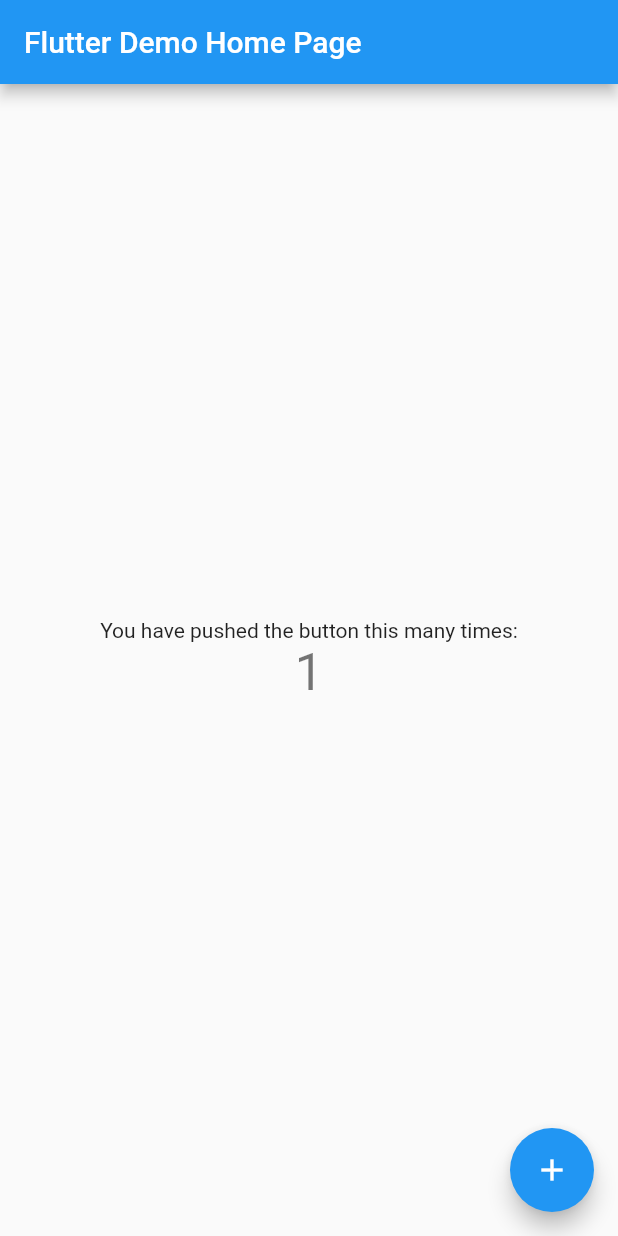
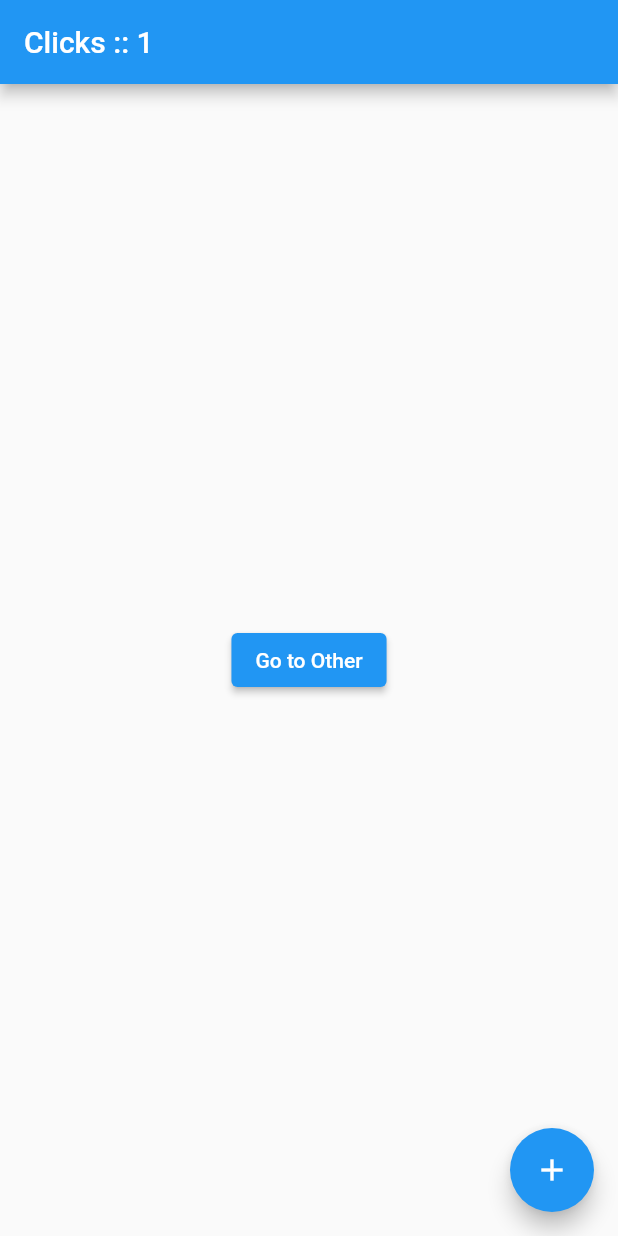
Before and after one commit to Rx1753/get_x_demo, a Flutter app: the screen it shows after launch, after a tap on the "add" icon, on a phone screen of 412 x 824 dp. Run offline on Flutter 3.47's test engine with Material 2 defaults, Android fonts, the phone set to English and light mode, and no system bars; our stand-ins replace get.

Commit message:
Counter Demo GetX

```diff
--- a/lib/main.dart
+++ b/lib/main.dart
@@ -1,115 +1,46 @@
 import 'package:flutter/material.dart';
+import 'package:get/get.dart';
 
 void main() {
-  runApp(const MyApp());
+  runApp(GetMaterialApp(
+    home: Home(),
+  ));
 }
 
-class MyApp extends StatelessWidget {
-  const MyApp({super.key});
+class Controller extends GetxController {
+  var count = 0.obs;
 
-  // This widget is the root of your application.
+  increment() => count++;
+}
+
+class Home extends StatelessWidget {
+  final Controller c = Get.put(Controller());
+
   @override
   Widget build(BuildContext context) {
-    return MaterialApp(
-      title: 'Flutter Demo',
-      theme: ThemeData(
-        // This is the theme of your application.
-        //
-        // Try running your application with "flutter run". You'll see the
-        // application has a blue toolbar. Then, without quitting the app, try
-        // changing the primarySwatch below to Colors.green and then invoke
-        // "hot reload" (press "r" in the console where you ran "flutter run",
-        // or simply save your changes to "hot reload" in a Flutter IDE).
-        // Notice that the counter didn't reset back to zero; the application
-        // is not restarted.
-        primarySwatch: Colors.blue,
+
+    return Scaffold(
+      appBar: AppBar(title: Obx(() => Text('Clicks :: ${c.count}'))),
+      body: Center(
+          child: ElevatedButton(
+        child: const Text('Go to Other'),
+        onPressed: () {
+          Get.to(Other());
+        },
+      )),
+      floatingActionButton: FloatingActionButton(
+        onPressed: c.increment,
+        child: const Icon(Icons.add),
       ),
-      home: const MyHomePage(title: 'Flutter Demo Home Page'),
     );
   }
 }
 
-class MyHomePage extends StatefulWidget {
-  const MyHomePage({super.key, required this.title});
-
-  // This widget is the home page of your application. It is stateful, meaning
-  // that it has a State object (defined below) that contains fields that affect
-  // how it looks.
-
-  // This class is the configuration for the state. It holds the values (in this
-  // case the title) provided by the parent (in this case the App widget) and
-  // used by the build method of the State. Fields in a Widget subclass are
-  // always marked "final".
-
-  final String title;
-
-  @override
-  State<MyHomePage> createState() => _MyHomePageState();
-}
-
-class _MyHomePageState extends State<MyHomePage> {
-  int _counter = 0;
-
-  void _incrementCounter() {
-    setState(() {
-      // This call to setState tells the Flutter framework that something has
-      // changed in this State, which causes it to rerun the build method below
-      // so that the display can reflect the updated values. If we changed
-      // _counter without calling setState(), then the build method would not be
-      // called again, and so nothing would appear to happen.
-      _counter++;
-    });
-  }
+class Other extends StatelessWidget {
+  final Controller c = Get.find();
 
   @override
   Widget build(BuildContext context) {
-    // This method is rerun every time setState is called, for instance as done
-    // by the _incrementCounter method above.
-    //
-    // The Flutter framework has been optimized to make rerunning build methods
-    // fast, so that you can just rebuild anything that needs updating rather
-    // than having to individually change instances of widgets.
-    return Scaffold(
-      appBar: AppBar(
-        // Here we take the value from the MyHomePage object that was created by
-        // the App.build method, and use it to set our appbar title.
-        title: Text(widget.title),
-      ),
-      body: Center(
-        // Center is a layout widget. It takes a single child and positions it
-        // in the middle of the parent.
-        child: Column(
-          // Column is also a layout widget. It takes a list of children and
-          // arranges them vertically. By default, it sizes itself to fit its
-          // children horizontally, and tries to be as tall as its parent.
-          //
-          // Invoke "debug painting" (press "p" in the console, choose the
-          // "Toggle Debug Paint" action from the Flutter Inspector in Android
-          // Studio, or the "Toggle Debug Paint" command in Visual Studio Code)
-          // to see the wireframe for each widget.
-          //
-          // Column has various properties to control how it sizes itself and
-          // how it positions its children. Here we use mainAxisAlignment to
-          // center the children vertically; the main axis here is the vertical
-          // axis because Columns are vertical (the cross axis would be
-          // horizontal).
-          mainAxisAlignment: MainAxisAlignment.center,
-          children: <Widget>[
-            const Text(
-              'You have pushed the button this many times:',
-            ),
-            Text(
-              '$_counter',
-              style: Theme.of(context).textTheme.headline4,
-            ),
-          ],
-        ),
-      ),
-      floatingActionButton: FloatingActionButton(
-        onPressed: _incrementCounter,
-        tooltip: 'Increment',
-        child: const Icon(Icons.add),
-      ), // This trailing comma makes auto-formatting nicer for build methods.
-    );
+    return Scaffold(body: Center(child: Text("${c.count}")));
   }
 }
```
Also changed, not shown: 2 other files.
